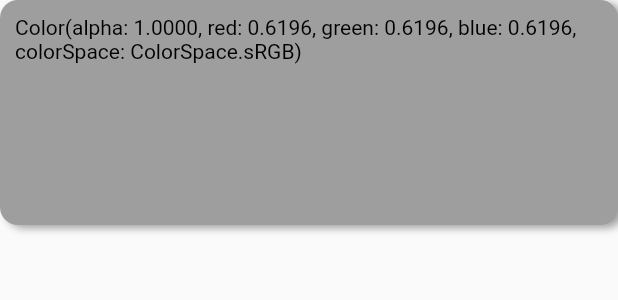
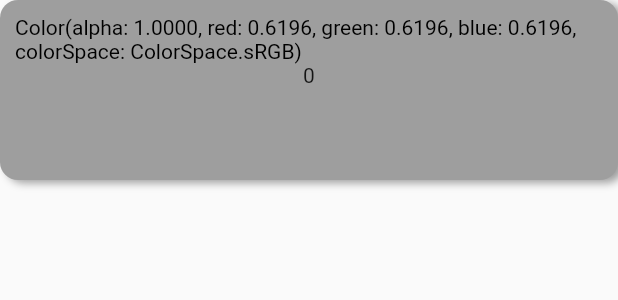
Before and after one commit to Malomalote/simple_group_kanban, a Flutter app: the KanbanCardWidget widget shown alone on an empty page, opened directly with empty values, on a phone screen of 412 x 824 dp. Shown: the top 300 px of the screen. Run offline on Flutter 3.47's test engine with Material 2 defaults, Android fonts, the phone set to English and light mode, and no system bars; missing offline and left inert: sqlite3; statements that could not run were skipped.

Commit message:
reorderablelistview remember new positions

```diff
--- a/lib/db/cards_queries.dart
+++ b/lib/db/cards_queries.dart
@@ -184,7 +184,7 @@ class CardsQueries {
   static void updatePosition(String id, int newPosition) {
     sqlite.Database db = sqlite.sqlite3.open(finalPath);
     String query =
-        'update kanban_card set postion=$newPosition where card_id="$id"';
+        'update kanban_card set position=$newPosition where card_id="$id"';
     db.execute(query);
     db.dispose();
   }
--- a/lib/views/widgets/kanban_card_widget.dart
+++ b/lib/views/widgets/kanban_card_widget.dart
@@ -10,7 +10,7 @@ class KanbanCardWidget extends StatelessWidget {
   Widget build(BuildContext context) {
     return Container(
       width: double.infinity,
-      height: 150,
+      height: 120,
       decoration: BoxDecoration(
         color: kanbanCard.cardColor,
         borderRadius: BorderRadius.all(Radius.circular(12)),
@@ -20,9 +20,14 @@ class KanbanCardWidget extends StatelessWidget {
       ),
       child: Padding(
         padding: EdgeInsets.all(10),
-        child: Text(
-          kanbanCard.cardColor.toString(),
-          style: TextStyle(color: Colors.black),
+        child: Column(
+          children: [
+            Text(
+              kanbanCard.cardColor.toString(),
+              style: TextStyle(color: Colors.black),
+            ),
+            Text(kanbanCard.position.toString()),
+          ],
         ),
       ),
     );
```
Also changed, not shown: lib/views/home_view.dart (+18 -5 lines), 1 other file.
